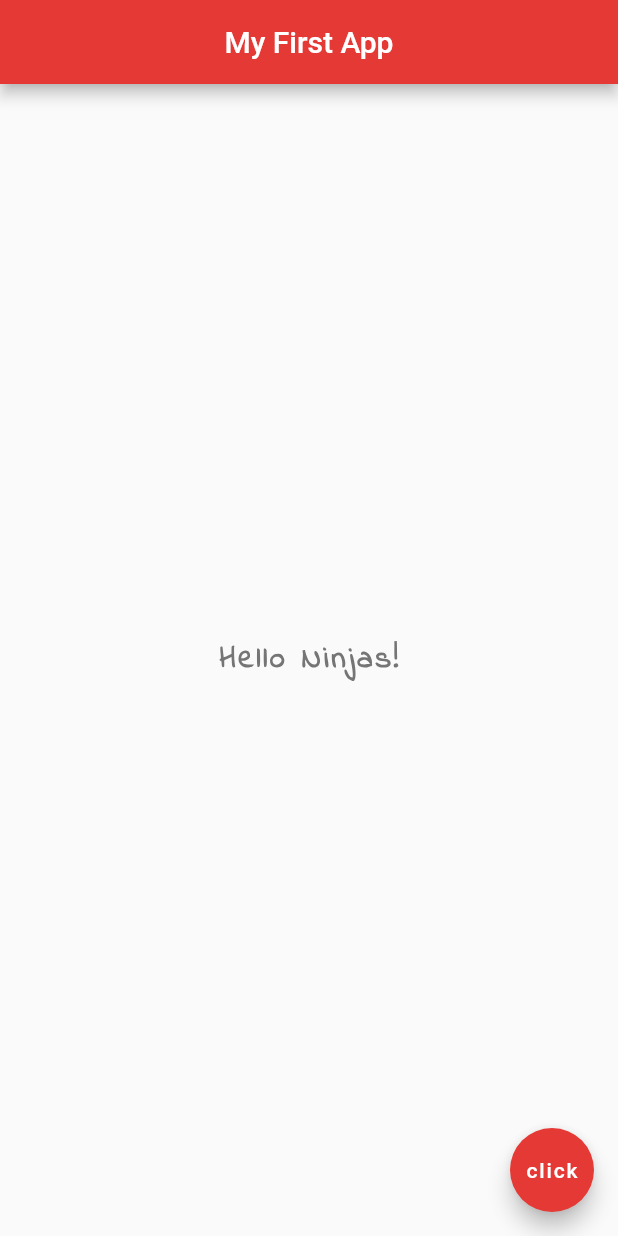
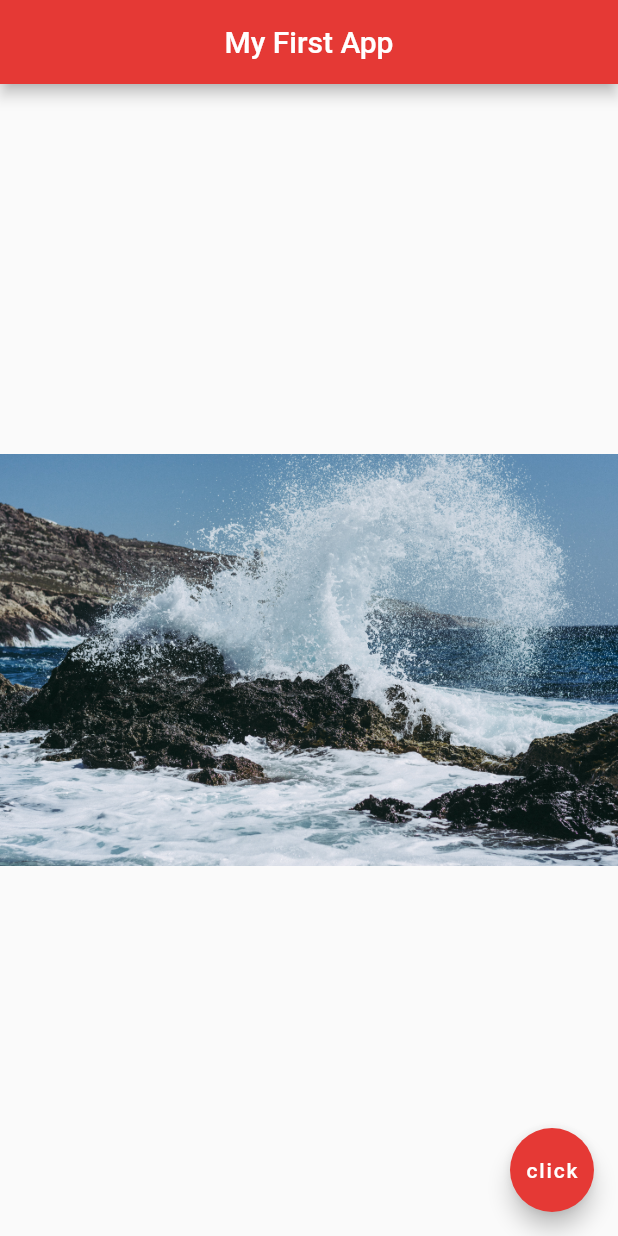
Before and after one commit to Satvik782/FlutterBasics, a Flutter app: the screen it shows after launch, on a phone screen of 412 x 824 dp. Run offline on Flutter 3.47's test engine with Material 2 defaults, Android fonts, the phone set to English and light mode, and no system bars.

Commit message:
lesson 8

```diff
--- a/lib/main.dart
+++ b/lib/main.dart
@@ -15,16 +15,7 @@ class Home extends StatelessWidget {
         backgroundColor: Colors.red[600],
       ),
       body: Center(
-        child: Text(
-          'Hello Ninjas!',
-          style: TextStyle(
-              fontSize: 20.0,
-              fontWeight: FontWeight.bold,
-              letterSpacing: 2.0,
-              color: Colors.grey[600],
-              fontFamily: 'IndieFlower'
-          ),
-        ),
+        child: Image.asset('assets/splash 1.jpg'),
       ),
       floatingActionButton: FloatingActionButton(
         onPressed: (){},
--- a/pubspec.yaml
+++ b/pubspec.yaml
@@ -58,9 +58,8 @@ flutter:
   uses-material-design: true
 
   # To add assets to your application, add an assets section, like this:
-  # assets:
-  #   - images/a_dot_burr.jpeg
-  #   - images/a_dot_ham.jpeg
+  assets:
+    - assets/
 
   # An image asset can refer to one or more resolution-specific "variants", see
   # https://flutter.dev/assets-and-images/#resolution-aware.
```
Also changed, not shown: assets/splash 1.jpg (added), assets/splash 2.jpg (added), assets/splash 3.jpg (added).
